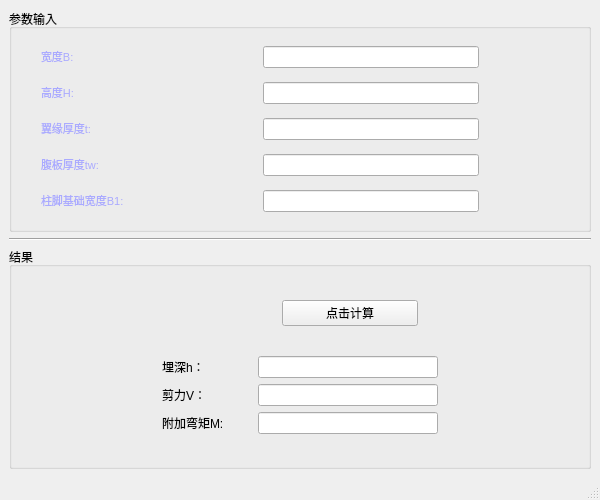
Above: shear_key.ui from NothingCareAbout/FirstGUI before the change. Below: the same form after it.
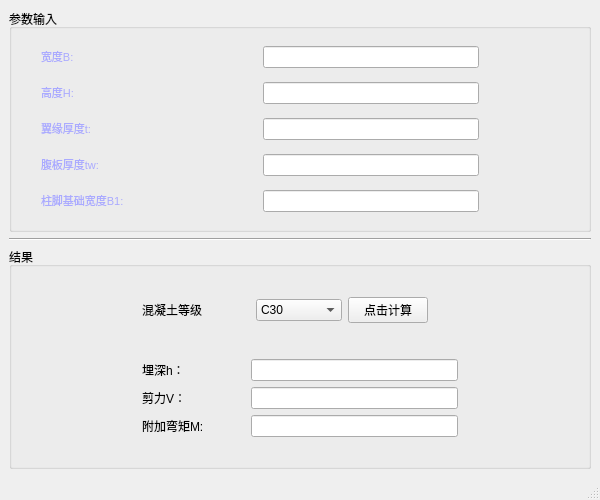
That is the form after the change.

Commit message: 加入下拉框

Diff of the .ui file:
```diff
--- a/shear_key.ui
+++ b/shear_key.ui
@@ -181,22 +181,59 @@
       </property>
       <layout class="QVBoxLayout" name="verticalLayout_4">
        <property name="leftMargin">
-        <number>150</number>
+        <number>130</number>
        </property>
        <property name="rightMargin">
-        <number>150</number>
+        <number>130</number>
        </property>
        <property name="bottomMargin">
         <number>8</number>
        </property>
        <item>
-        <layout class="QHBoxLayout" name="horizontalLayout_11">
+        <layout class="QHBoxLayout" name="horizontalLayout_11" stretch="5,4,3">
          <property name="leftMargin">
-          <number>120</number>
+          <number>0</number>
          </property>
          <property name="rightMargin">
-          <number>20</number>
+          <number>30</number>
          </property>
+         <property name="bottomMargin">
+          <number>9</number>
+         </property>
+         <item>
+          <widget class="QLabel" name="label_2">
+           <property name="text">
+            <string>混凝土等级</string>
+           </property>
+          </widget>
+         </item>
+         <item>
+          <widget class="QComboBox" name="comboBox">
+           <property name="sizeAdjustPolicy">
+            <enum>QComboBox::AdjustToMinimumContentsLength</enum>
+           </property>
+           <item>
+            <property name="text">
+             <string>C30</string>
+            </property>
+           </item>
+           <item>
+            <property name="text">
+             <string>C35</string>
+            </property>
+           </item>
+           <item>
+            <property name="text">
+             <string>C40</string>
+            </property>
+           </item>
+           <item>
+            <property name="text">
+             <string>C45</string>
+            </property>
+           </item>
+          </widget>
+         </item>
          <item>
           <widget class="QPushButton" name="Button_h">
            <property name="sizePolicy">
```
Left out of the diff: 2 changed lines with no effect on the pictures.
